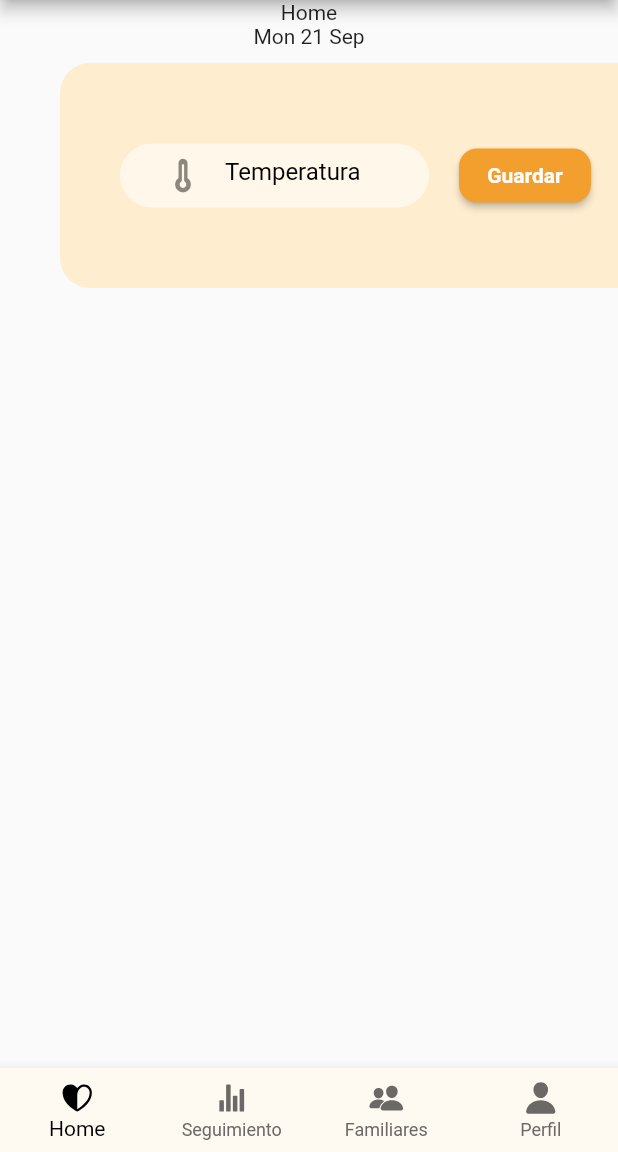
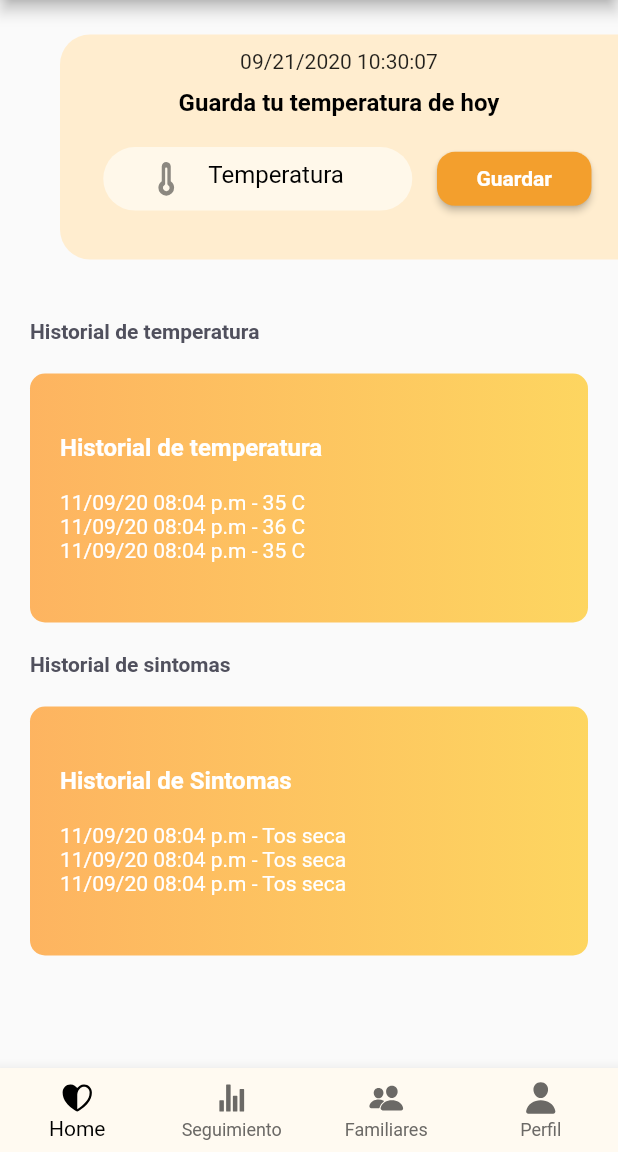
Before and after one commit to MaarioSevilla/segtoCovid19, a Flutter app: the screen it shows after launch, on a phone screen of 412 x 824 dp, the part 84-1236 px from its top. Run offline on Flutter 3.47's test engine with Material 2 defaults, Android fonts, the phone set to English and light mode, and no system bars; our stand-ins replace flutter_icons.

```diff
--- /dev/null
+++ b/lib/Others/constants.dart
@@ -0,0 +1,6 @@
+import 'package:flutter/material.dart';
+
+const kPrimaryColor = Color(0xFFFFC61F);
+const ksecondaryColor = Color(0xFFB5BFD0);
+const kTextColor = Color(0xFF50505D);
+const kTextLightColor = Color(0xFF6A727D);
--- a/lib/main.dart
+++ b/lib/main.dart
@@ -4,11 +4,15 @@ import 'package:segtocovid19/ui/menu_screen.dart';
 
 void main() => runApp(MyApp());
 
-/// This Widget is the main application widget.
 class MyApp extends StatelessWidget {
   static const String _title = 'Flutter Code Sample';
   @override
   Widget build(BuildContext context) {
+    //esta sirve para prohibir la orientacion del sistema
+    SystemChrome.setPreferredOrientations([
+      DeviceOrientation.portraitUp,
+      DeviceOrientation.portraitDown,
+    ]);
     return MaterialApp(
       title: _title,
       home: Menu(),
--- a/lib/ui/NavigationComponents/home/home_screen.dart
+++ b/lib/ui/NavigationComponents/home/home_screen.dart
@@ -1,18 +1,38 @@
+import 'dart:async';
 import 'package:flutter/material.dart';
 import 'package:intl/intl.dart';
+import 'package:segtocovid19/ui/NavigationComponents/home/summarysymptoms_widget.dart';
+import 'package:segtocovid19/ui/NavigationComponents/home/summarytemperature_widget.dart';
 import 'package:segtocovid19/ui/NavigationComponents/home/temperature_bar.dart';
 import 'package:segtocovid19/ui/NavigationComponents/home/tempsave_button.dart';
-class HomeScreen extends StatelessWidget {
+
+class MyHomeScreenPage extends StatefulWidget {
+  MyHomeScreenPage({Key key, this.title}) : super(key: key);
+
+  final String title;
+
+  @override
+  _MyHomeScreenPageState createState() => _MyHomeScreenPageState();
+}
+
+class _MyHomeScreenPageState extends State<MyHomeScreenPage> {
+
+  String _timeString;
+
+  @override
+  void initState() {
+    _timeString = _formatDateTime(DateTime.now());
+    Timer.periodic(Duration(seconds: 1), (Timer t) => _getTime());
+    super.initState();
+  }
+
   @override
   Widget build(BuildContext context) {
     var size = MediaQuery.of(context).size;
-    DateTime now = DateTime.now();
-    String formattedDate = DateFormat('EEE d MMM').format(now);
     return SingleChildScrollView(
       child: Column(
         children: <Widget>[
-          Text('Home'),
-          Text(formattedDate),
+          SizedBox(height: 13),
           Container(
             margin: EdgeInsets.only(top: 10, left: 40, bottom: 30),
             height: 150,
@@ -21,10 +41,22 @@ class HomeScreen extends StatelessWidget {
               borderRadius: BorderRadius.only(topLeft: Radius.circular(20), bottomLeft: Radius.circular(20)),
             ),
             //aqui termina el diseno y comienza lo que contiene adentro
-            child: Row(
+            child: Column(
+              children: <Widget>[
+                SizedBox(height: 10),
+                Text(_timeString),
+                SizedBox(height: 10),
+                Text('Guarda tu temperatura de hoy',
+                  style: new TextStyle(
+                      fontWeight: FontWeight.bold,
+                      fontSize: 16.0,
+                      color: Colors.black,
+                  ),
+                ),
+                Row(
                   children: <Widget>[
                     SizedBox(
-                  width: 40,
+                      width: size.width *.07,
                     ),
                     SizedBox(
                       width: size.width *.5,
@@ -32,14 +64,32 @@ class HomeScreen extends StatelessWidget {
                       child: TemperatureBar(),
                     ),
                     SizedBox(
-                  width: 20,
+                      width: size.width *.04,
                     ),
-                TemperatureButton(),
+                    SizedBox(
+                      width: size.width *.25,
+                      child: TemperatureButton(),
+                    ),
+                  ],
+                ),
               ],
             ),
           ),
+          SizedBox(height: 10),
+          SummaryTemperature(),
+          SummarySymtoms(),
         ],
       ),
     );
   }
+  void _getTime() {
+    final DateTime now = DateTime.now();
+    final String formattedDateTime = _formatDateTime(now);
+    setState(() {
+      _timeString = formattedDateTime;
+    });
   }
+  String _formatDateTime(DateTime dateTime) {
+    return DateFormat('MM/dd/yyyy hh:mm:ss').format(dateTime);
+  }
+}
--- /dev/null
+++ b/lib/ui/NavigationComponents/home/summarysymptoms_widget.dart
@@ -0,0 +1,81 @@
+import 'package:flutter/material.dart';
+import 'package:segtocovid19/Others/constants.dart';
+
+class SummarySymtoms extends StatelessWidget {
+
+  const SummarySymtoms({
+    Key key,
+  }) : super(key: key);
+
+  @override
+  Widget build(BuildContext context) {
+    String _registro1='11/09/20 08:04 p.m - Tos seca';
+    String _registro2='11/09/20 08:04 p.m - Tos seca';
+    String _registro3='11/09/20 08:04 p.m - Tos seca';
+    return Padding(
+      //margen de espacio en blanco a la derecha e izquierda
+      padding: const EdgeInsets.symmetric(horizontal: 20),
+      child: Column(
+        crossAxisAlignment: CrossAxisAlignment.start,
+        children: <Widget>[
+          Text(
+            "Historial de sintomas",
+            style: TextStyle(fontWeight: FontWeight.bold, color: kTextColor),
+          ),
+          Container(
+            margin: EdgeInsets.symmetric(vertical: 20),
+            width: double.infinity,
+            //largo del cuadro contenedor
+            height: 166,
+            decoration: BoxDecoration(
+              borderRadius: BorderRadius.circular(10),
+            ),
+            child: DecoratedBox(
+              decoration: BoxDecoration(
+                borderRadius: BorderRadius.circular(10),
+                gradient: LinearGradient(
+                  colors: [
+                    Color(0xFFFF961F).withOpacity(0.7),
+                    kPrimaryColor.withOpacity(0.7),
+                  ],
+                ),
+              ),
+              child: Padding(
+                padding: const EdgeInsets.all(20.0),
+                child: Row(
+                  children: <Widget>[
+                    Expanded(
+                      child: RichText(
+                        text: TextSpan(
+                          style: TextStyle(color: Colors.white),
+                          children: [
+                            TextSpan(
+                              text: "Historial de Sintomas \n\n",
+                              style: TextStyle(fontSize: 16,fontWeight: FontWeight.bold,),
+                            ),
+                            TextSpan(
+                              text: _registro1+"\n",
+                              style: TextStyle(fontSize: 14),
+                            ),
+                            TextSpan(
+                              text: _registro2+"\n",
+                              style: TextStyle(fontSize: 14),
+                            ),
+                            TextSpan(
+                              text: _registro3,
+                              style: TextStyle(fontSize: 14),
+                            ),
+                          ],
+                        ),
+                      ),
+                    ),
+                  ],
+                ),
+              ),
+            ),
+          ),
+        ],
+      ),
+    );
+  }
+}
--- /dev/null
+++ b/lib/ui/NavigationComponents/home/summarysymtoms_button.dart
@@ -0,0 +1,24 @@
+import 'package:flutter/material.dart';
+
+class SummarySymptomsButton extends StatelessWidget {
+  @override
+  Widget build(BuildContext context) {
+    return RaisedButton(
+      color: Color(0xffF39F2D),
+      shape: RoundedRectangleBorder(
+          borderRadius: BorderRadius.circular(12)
+      ),
+      child: Text('Registrar sintoma',
+        style: new TextStyle(
+            fontWeight: FontWeight.bold,
+            fontSize: 14.0,
+            color: Colors.white
+        ),
+      ),
+      onPressed: (){
+
+      },
+    );
+  }
+
+}
--- /dev/null
+++ b/lib/ui/NavigationComponents/home/summarytemperature_widget.dart
@@ -0,0 +1,81 @@
+import 'package:flutter/material.dart';
+import 'package:segtocovid19/Others/constants.dart';
+
+class SummaryTemperature extends StatelessWidget {
+
+  const SummaryTemperature({
+    Key key,
+  }) : super(key: key);
+
+  @override
+  Widget build(BuildContext context) {
+    String _registroT1='11/09/20 08:04 p.m - 35 C';
+    String _registroT2='11/09/20 08:04 p.m - 36 C';
+    String _registroT3='11/09/20 08:04 p.m - 35 C';
+    return Padding(
+      //margen de espacio en blanco a la derecha e izquierda
+      padding: const EdgeInsets.symmetric(horizontal: 20),
+      child: Column(
+        crossAxisAlignment: CrossAxisAlignment.start,
+        children: <Widget>[
+          Text(
+            "Historial de temperatura",
+            style: TextStyle(fontWeight: FontWeight.bold, color: kTextColor),
+          ),
+          Container(
+            margin: EdgeInsets.symmetric(vertical: 20),
+            width: double.infinity,
+            //largo del cuadro contenedor
+            height: 166,
+            decoration: BoxDecoration(
+              borderRadius: BorderRadius.circular(10),
+            ),
+            child: DecoratedBox(
+              decoration: BoxDecoration(
+                borderRadius: BorderRadius.circular(10),
+                gradient: LinearGradient(
+                  colors: [
+                    Color(0xFFFF961F).withOpacity(0.7),
+                    kPrimaryColor.withOpacity(0.7),
+                  ],
+                ),
+              ),
+              child: Padding(
+                padding: const EdgeInsets.all(20.0),
+                child: Row(
+                  children: <Widget>[
+                    Expanded(
+                      child: RichText(
+                        text: TextSpan(
+                          style: TextStyle(color: Colors.white),
+                          children: [
+                            TextSpan(
+                              text: "Historial de temperatura \n\n",
+                              style: TextStyle(fontSize: 16,fontWeight: FontWeight.bold,),
+                            ),
+                            TextSpan(
+                              text: _registroT1+"\n",
+                              style: TextStyle(fontSize: 14),
+                            ),
+                            TextSpan(
+                              text: _registroT2+"\n",
+                              style: TextStyle(fontSize: 14),
+                            ),
+                            TextSpan(
+                              text: _registroT3,
+                              style: TextStyle(fontSize: 14),
+                            ),
+                          ],
+                        ),
+                      ),
+                    ),
+                  ],
+                ),
+              ),
+            ),
+          ),
+        ],
+      ),
+    );
+  }
+}
--- a/lib/ui/menu_screen.dart
+++ b/lib/ui/menu_screen.dart
@@ -16,7 +16,7 @@ class _MenuState extends State<Menu> {
 
   int _currentIndex = 0;
   final List<Widget> _children = [
-    HomeScreen(),
+    MyHomeScreenPage(),
     SegtoScreen(),
     FamilyScreen(),
     ProfileScreen()
```
Lines whose indentation alone changed are shown as unchanged.
